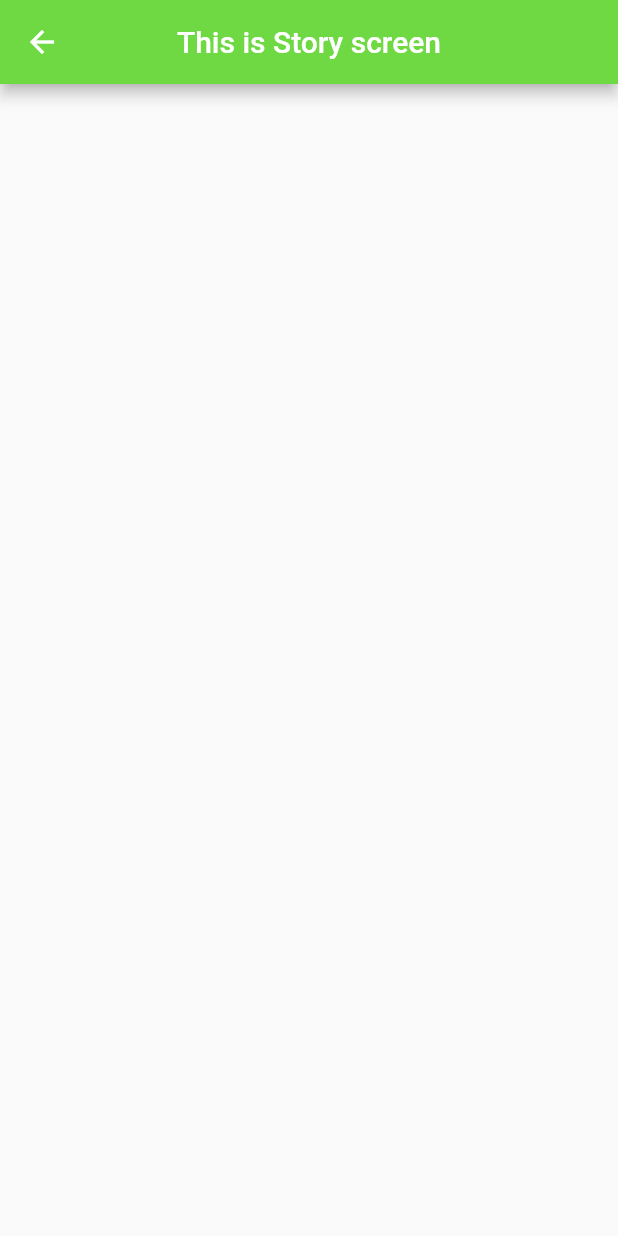
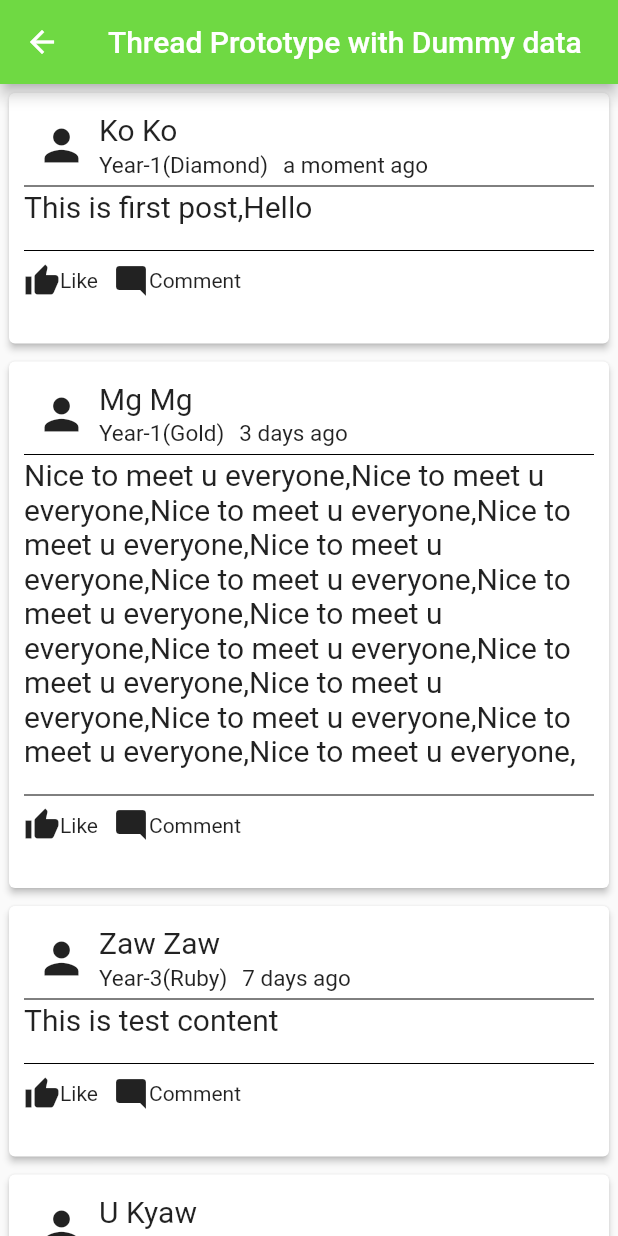
Before and after one commit to Gen-LJ/green_hornet, a Flutter app: the StoryScreen screen opened directly, on a phone screen of 412 x 824 dp. Run offline on Flutter 3.47's test engine with Material 2 defaults, Android fonts, the phone set to English and light mode, and no system bars; our stand-ins replace cached_network_image, flutter_svg, get, get_storage, timeago; accounts and stored records are empty; project files that could hold a hidden picture were left out.

Commit message:
newfeed frame 15% done

```diff
--- /dev/null
+++ b/lib/model/thread_post_data_structure.dart
@@ -0,0 +1,25 @@
+class ThreadPostData{
+
+  final String? userName;
+  final String? userThumbnail;
+  final String? grade;
+  final DateTime? postTimeStamp;
+  final String? postContent;
+  final String? postImage;
+  final int? postLikeCount;
+  final int? postCommentCount;
+
+  ThreadPostData({
+    this.userName,
+    this.userThumbnail,
+    this.grade,
+    this.postTimeStamp,
+    this.postContent,
+    this.postImage,
+    this.postLikeCount,
+    this.postCommentCount
+
+});
+
+
+}
--- a/lib/ui/screen/story_screen/story_screen.dart
+++ b/lib/ui/screen/story_screen/story_screen.dart
@@ -1,23 +1,143 @@
 import 'package:flutter/material.dart';
+import 'package:green_hornet/utils/utils.dart';
 
+import '../../../model/thread_post_data_structure.dart';
 import '../../../utils/colors.dart';
+import 'package:timeago/timeago.dart' as timeago;
 
 class StoryScreen extends StatefulWidget {
-  const StoryScreen({super.key});
+   StoryScreen({super.key});
+
+
 
   @override
   State<StoryScreen> createState() => _StoryScreenState();
 }
 
 class _StoryScreenState extends State<StoryScreen> {
+  List<ThreadPostData> dummyData = [
+    ThreadPostData(userName: 'Ko Ko',userThumbnail: '',grade :'Year-1(Diamond)',postTimeStamp: DateTime.now().subtract(new Duration(seconds: 10)),postContent: 'This is first post,Hello',postLikeCount: 4,postCommentCount: 5,),
+    ThreadPostData(userName: 'Mg Mg',userThumbnail: '',grade :'Year-1(Gold)',postTimeStamp: DateTime.now().subtract(new Duration(days: 3)),postContent: 'Nice to meet u everyone,Nice to meet u everyone,Nice to meet u everyone,Nice to meet u everyone,Nice to meet u everyone,Nice to meet u everyone,Nice to meet u everyone,Nice to meet u everyone,Nice to meet u everyone,Nice to meet u everyone,Nice to meet u everyone,Nice to meet u everyone,Nice to meet u everyone,Nice to meet u everyone,',postLikeCount: 4,postCommentCount: 5,),
+    ThreadPostData(userName: 'Zaw Zaw',userThumbnail: '',grade :'Year-3(Ruby)',postTimeStamp: DateTime.now().subtract(new Duration(days: 7)),postContent: 'This is test content',postLikeCount: 4,postCommentCount: 5,),
+    ThreadPostData(userName: 'U Kyaw',userThumbnail: '',grade :'Year-5(Platinum)',postTimeStamp: DateTime.now().subtract(new Duration(days: 12)),postContent: 'This is test content,I am U kyaw.This is test content,I am U kyaw.This is test content,I am U kyaw.This is test content,I am U kyaw.This is test content,I am U kyaw.This is test content,I am U kyaw.This is test content,I am U kyaw.This is test content,I am U kyaw.This is test content,I am U kyaw.This is test content,I am U kyaw.This is test content,I am U kyaw.This is test content,I am U kyaw.This is test content,I am U kyaw.This is test content,I am U kyaw.',postLikeCount: 4,postCommentCount: 5,),
+    ThreadPostData(userName: 'Ma Ma',userThumbnail: '',grade :'Year-4(Sapphire)',postTimeStamp: DateTime.now().subtract(new Duration(days: 16)),postContent: 'This is test content,My name is Ma Ma. I live in yangon.This is test content,My name is Ma Ma. I live in yangon.This is test content,My name is Ma Ma. I live in yangon.This is test content,My name is Ma Ma. I live in yangon.This is test content,My name is Ma Ma. I live in yangon.This is test content,My name is Ma Ma. I live in yangon.This is test content,My name is Ma Ma. I live in yangon.This is test content,My name is Ma Ma. I live in yangon.This is test content,My name is Ma Ma. I live in yangon.This is test content,My name is Ma Ma. I live in yangon.',postLikeCount: 4,postCommentCount: 5,),
+  ];
+
+
+  bool _isLoading = false;
+  @override
+  void initState() {
+    //_takeUserDataFromFB()
+    super.initState();
+  }
+
+
+  Future<void> _takeUserDataFromFB() async{
+    setState(() {
+      _isLoading = true;
+    });
+  }
+
+
+
   @override
   Widget build(BuildContext context) {
     return Scaffold(
       appBar: AppBar(
-        title: const Text('This is Story screen'),
+        title: const Text('Thread Prototype with Dummy data'),
         centerTitle: true,
         backgroundColor: AppColor.themeGreenColor,
       ),
+      body: Stack(
+        children: [
+          ListView(
+            shrinkWrap: true,
+            children: dummyData.map(_listTile).toList(),
+          ),
+          _isLoading ? Positioned(
+              child: Container(
+                child: Center(
+                  child: CircularProgressIndicator(),
+                ),
+                color: Colors.white.withOpacity(0.7),
+              )
+          ) : Container()
+        ],
+      ),
     );
   }
+
+
+
+
+  Widget _listTile(ThreadPostData data){
+    return Padding(
+      padding: EdgeInsets.all(2),
+      child: Card(
+        elevation: 2,
+        child: Padding(
+          padding: const EdgeInsets.all(10.0),
+          child: Column(
+            crossAxisAlignment: CrossAxisAlignment.start,
+            children: [
+              Row(
+                children: [
+                  Padding(
+                    padding: const EdgeInsets.all(8.0),
+                    child: Icon(Icons.person,size: 34,),
+                  ),
+                  Column(
+                    crossAxisAlignment: CrossAxisAlignment.start,
+                    children: [
+                      Text(data.userName?? '',style: TextStyle(fontSize: 20),),
+                      SizedBox(height: 3,),
+                      Row(
+                        children: [
+                          Text(data.grade!,style: TextStyle(fontSize: 15),),
+                          SizedBox(width: 10,),
+                          //Text(readTimestamp(data.postTimeStamp!),style: TextStyle(fontSize: 20),),
+                          Text(timeago.format(data.postTimeStamp!),style: TextStyle(fontSize: 15),),
+                        ],
+                      ),
+                    ],
+                  ),
+                ],
+              ),
+              Divider(height: 4,color: Colors.black,),
+              Text(data.postContent?? '',style: TextStyle(fontSize: 20),),
+              SizedBox(height: 10,),
+              Divider(color: Colors.black,),
+              const Row(
+                children: [
+                  Row(
+                    children: [
+                      Icon(Icons.thumb_up),
+                      Text('Like'),
+                    ],
+                  ),
+                  SizedBox(width: 10,),
+                  Row(
+                    children: [
+                      Icon(Icons.mode_comment),
+                      Text('Comment'),
+                    ],
+                  ),
+                ],
+              ),
+              SizedBox(height: 20,)
+            ],
+          ),
+        )
+
+        // ListTile(
+        //   onTap: (){
+        //     print('tap the listTile botton');
+        //   },
+        //   title: Text(data.postContent ?? '',style: TextStyle(fontSize: 18),),
+        // ),
+      ),
+    );
+  }
+
+
 }
--- a/pubspec.yaml
+++ b/pubspec.yaml
@@ -39,6 +39,7 @@ dependencies:
   cached_network_image: ^3.2.3
   flutter_svg: ^2.0.7
   get_storage: ^2.1.1
+  timeago: ^3.5.0
 
 dev_dependencies:
   flutter_test:
```
Also changed, not shown: lib/utils/base_api.dart (+71 -71 lines), lib/utils/helper.dart (+63 -63 lines), lib/utils/utils.dart (added, +34 -0 lines), pubspec.lock.
